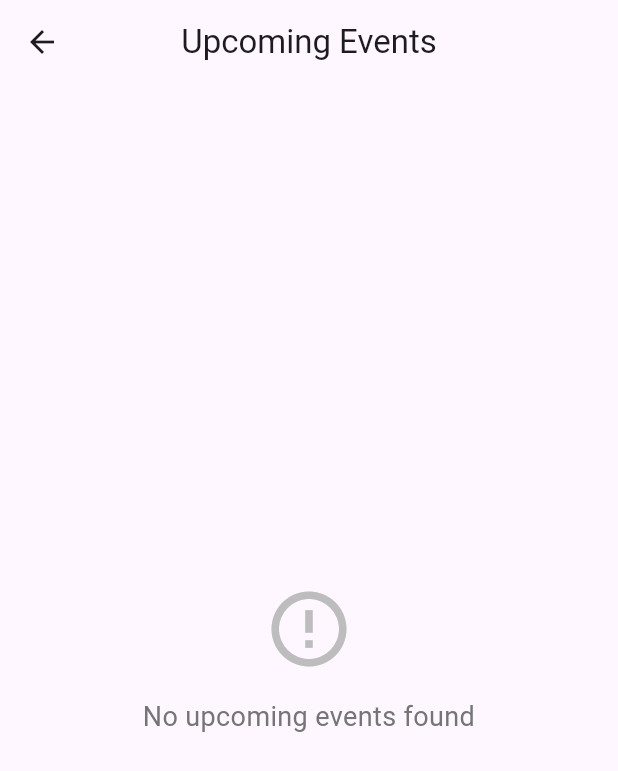
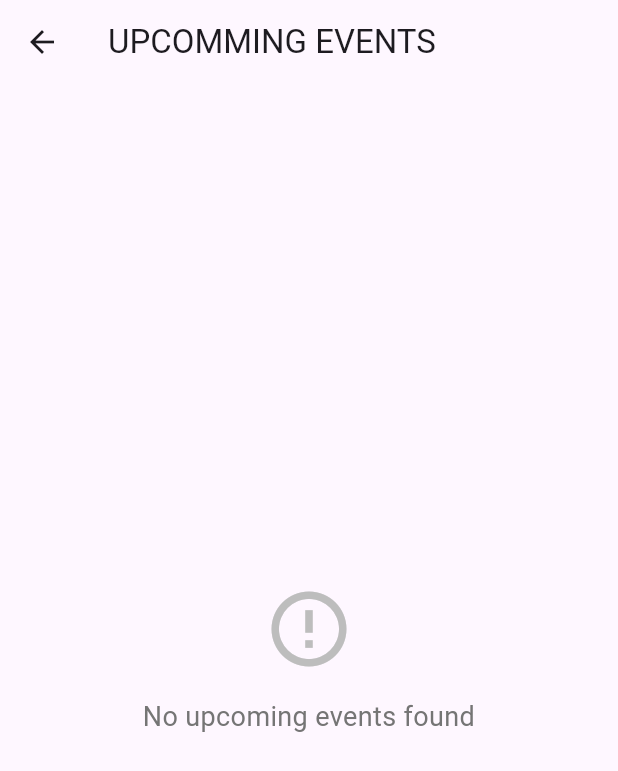
Before and after one commit to RohitSth/xploverse_flutter, a Flutter app: the EventsScreen screen opened directly, on a phone screen of 412 x 824 dp. Shown: the top 771 px of the screen. Run offline on Flutter 3.47's test engine with Material 3 defaults, Android fonts, the light colour scheme and no system bars; our stand-ins replace cloud_firestore, firebase_auth, firebase_core, firebase_storage, flutter_dotenv, flutter_map and 9 more; accounts and stored records are empty; generated files the repository leaves out were written again; network calls fail.

Commit message:
update :: minor update in the appbar

```diff
--- a/lib/features/event/presentation/view/event_screen.dart
+++ b/lib/features/event/presentation/view/event_screen.dart
@@ -13,8 +13,7 @@ class EventsScreen extends ConsumerWidget {
 
     return Scaffold(
       appBar: AppBar(
-        title: const Text('Upcoming Events'),
-        centerTitle: true,
+        title: const Text('UPCOMMING EVENTS'),
         elevation: 0,
       ),
       body: StreamBuilder<QuerySnapshot>(
```
